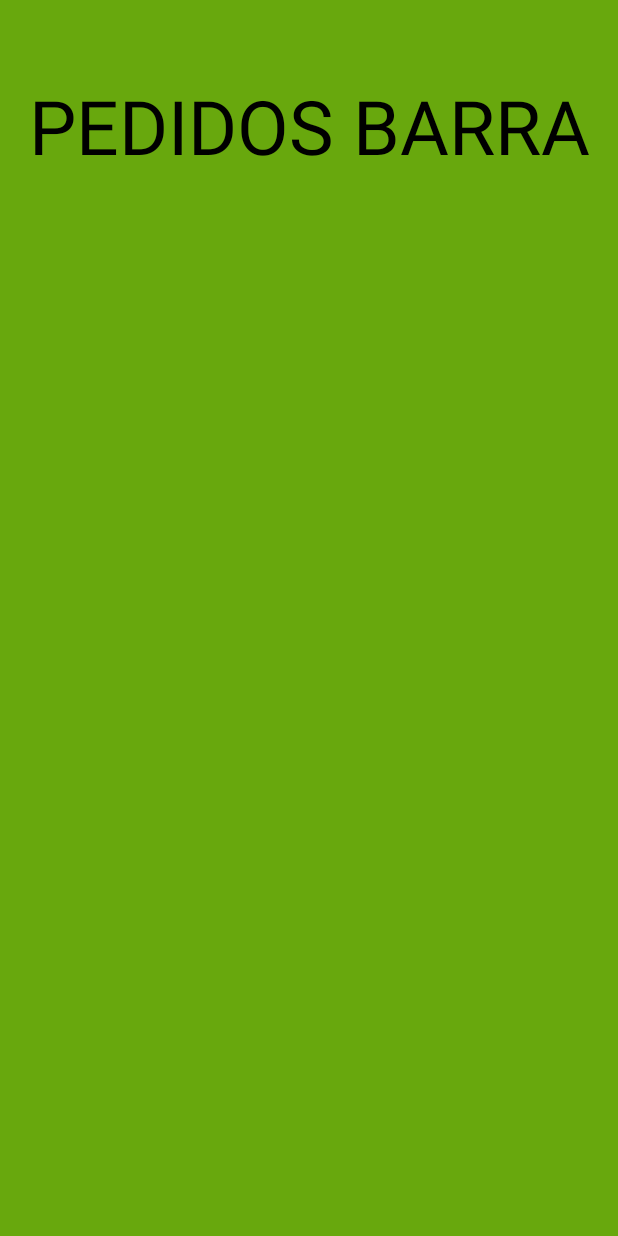
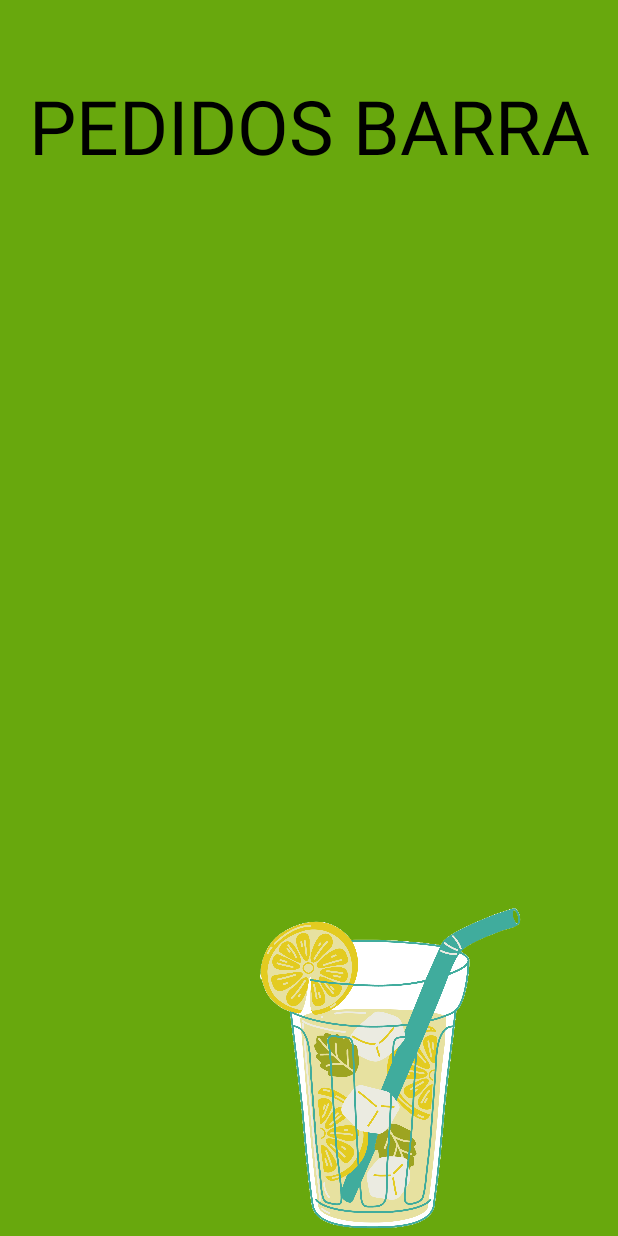
Before and after one commit to Deivis9090/VitalityFood, an Android app: the BarraActivity screen opened directly, with no data from a screen before it, on a phone screen of 412 x 824 dp. Run offline under Robolectric (Android 15) with nearby library versions, the phone set to English and light mode, and no system bars; our stand-ins replace Firebase (no records; nobody signed in at launch, a user with empty details on screens opened directly).

Commit message:
correccion bd y archivos

```diff
--- a/app/src/main/java/com/example/vitalityfood/BarraActivity.java
+++ b/app/src/main/java/com/example/vitalityfood/BarraActivity.java
@@ -1,32 +1,30 @@
 package com.example.vitalityfood;
+
+
+import static android.content.ContentValues.TAG;
 
 import android.os.Bundle;
 import android.util.Log;
-
 import androidx.annotation.NonNull;
 import androidx.appcompat.app.AppCompatActivity;
 import androidx.recyclerview.widget.LinearLayoutManager;
 import androidx.recyclerview.widget.RecyclerView;
-
-import com.google.android.gms.tasks.OnFailureListener;
-import com.google.android.gms.tasks.OnSuccessListener;
-import com.google.firebase.database.DataSnapshot;
-import com.google.firebase.database.DatabaseError;
-import com.google.firebase.database.DatabaseReference;
-import com.google.firebase.database.FirebaseDatabase;
-import com.google.firebase.database.ValueEventListener;
-import com.google.firebase.firestore.DocumentReference;
+import com.google.android.gms.tasks.OnCompleteListener;
+import com.google.android.gms.tasks.Task;
 import com.google.firebase.firestore.DocumentSnapshot;
 import com.google.firebase.firestore.FirebaseFirestore;
-
+import com.google.firebase.firestore.QuerySnapshot;
 import java.util.ArrayList;
 import java.util.List;
 
+
+
+
 public class BarraActivity extends AppCompatActivity {
-
   private RecyclerView recyclerViewPedidos;
     private PedidoAdapter pedidoAdapter;
-    private List<Pedido> orderList;
+    private List<Pedido> pedidoList;
+    private FirebaseFirestore db;
 
     @Override
     protected void onCreate(Bundle savedInstanceState) {
@@ -35,28 +33,34 @@ public class BarraActivity extends AppCompatActivity {
 
         recyclerViewPedidos = findViewById(R.id.recyclerViewPedidos);
         recyclerViewPedidos.setLayoutManager(new LinearLayoutManager(this));
-        orderList = new ArrayList<>();
-        pedidoAdapter = new PedidoAdapter(orderList);
+
+        pedidoList = new ArrayList<>();
+        pedidoAdapter = new PedidoAdapter(this, pedidoList);
         recyclerViewPedidos.setAdapter(pedidoAdapter);
 
-        FirebaseFirestore db = FirebaseFirestore.getInstance();
-        DocumentReference docRef = db.collection("orden").document("orden");
+        db = FirebaseFirestore.getInstance();
 
-        docRef.get().addOnSuccessListener(new OnSuccessListener<DocumentSnapshot>() {
+        // Accede a la colección 'orden'
+        db.collection("orden")
+                .document("01")
+                .collection("bebida")
+                .get()
+                .addOnCompleteListener(new OnCompleteListener<QuerySnapshot>() {
                     @Override
-            public void onSuccess(DocumentSnapshot documentSnapshot) {
-                if (documentSnapshot.exists()) {
-                    Pedido pedido = documentSnapshot.toObject(Pedido.class);
-                    orderList.add(pedido);
+                    public void onComplete(@NonNull Task<QuerySnapshot> task) {
+                        if (task.isSuccessful()) {
+                            for (DocumentSnapshot document : task.getResult()) {
+                                // Obtén los datos de cada documento y agrega un nuevo Pedido a la lista
+                                String nombre = document.getString("nombre");
+                                double precioUnitario = document.getDouble("precio_unitario");
+                                String status = document.getString("status");
+                                pedidoList.add(new Pedido(nombre, precioUnitario, status));
+                            }
+                            // Notifica al adaptador que los datos han cambiado
                             pedidoAdapter.notifyDataSetChanged();
                         } else {
-                    Log.d("BarraActivity", "El documento 'orden' no existe");
+                            Log.w(TAG, "Error getting documents.", task.getException());
                         }
-            }
-        }).addOnFailureListener(new OnFailureListener() {
-            @Override
-            public void onFailure(@NonNull Exception e) {
-                Log.e("BarraActivity", "Error al obtener el documento 'orden': " + e.getMessage());
                     }
                 });
     }
--- a/app/src/main/java/com/example/vitalityfood/PedidoAdapter.java
+++ b/app/src/main/java/com/example/vitalityfood/PedidoAdapter.java
@@ -1,5 +1,7 @@
 package com.example.vitalityfood;
 
+
+import android.content.Context;
 import android.view.LayoutInflater;
 import android.view.View;
 import android.view.ViewGroup;
@@ -8,44 +10,44 @@ import androidx.annotation.NonNull;
 import androidx.recyclerview.widget.RecyclerView;
 import java.util.List;
 
+public class PedidoAdapter extends RecyclerView.Adapter<PedidoAdapter.PedidoViewHolder> {
 
-public class PedidoAdapter extends RecyclerView.Adapter<PedidoAdapter.PedidoViewHolder> {
-    private List<Pedido> orderList;
+    private Context context;
+    private List<Pedido> pedidoList;
 
-    public PedidoAdapter(List<Pedido> orderList) {
-        this.orderList = orderList;
+    public PedidoAdapter(Context context, List<Pedido> pedidoList) {
+        this.context = context;
+        this.pedidoList = pedidoList;
     }
 
     @NonNull
     @Override
     public PedidoViewHolder onCreateViewHolder(@NonNull ViewGroup parent, int viewType) {
-        View view = LayoutInflater.from(parent.getContext()).inflate(R.layout.item_pedido, parent, false);
+        View view = LayoutInflater.from(context).inflate(R.layout.item_pedido, parent, false);
         return new PedidoViewHolder(view);
     }
 
     @Override
     public void onBindViewHolder(@NonNull PedidoViewHolder holder, int position) {
-        Pedido pedido = orderList.get(position);
-        holder.bind(pedido);
+        Pedido pedido = pedidoList.get(position);
+        holder.textViewNombre.setText(pedido.getNombre());
+        holder.textViewPrecio.setText(String.valueOf(pedido.getPrecio()));
+        holder.textViewStatus.setText(pedido.getStatus()); // Establecer el estado del pedido
     }
 
     @Override
     public int getItemCount() {
-        return orderList.size();
+        return pedidoList.size();
     }
 
     public static class PedidoViewHolder extends RecyclerView.ViewHolder {
-        private TextView textViewPedido;
+        TextView textViewNombre, textViewPrecio, textViewStatus;
 
         public PedidoViewHolder(@NonNull View itemView) {
             super(itemView);
-            textViewPedido = itemView.findViewById(R.id.textViewPedido);
-        }
-
-        public void bind(Pedido pedido) {
-            // Aquí configuras los datos del pedido en las vistas
-            String orderDetails = "Mesa: " + pedido.getId_mesa() + ", Status: " + pedido.getStatus();
-            textViewPedido.setText(orderDetails);
+            textViewNombre = itemView.findViewById(R.id.textViewNombre);
+            textViewPrecio = itemView.findViewById(R.id.textViewPrecio);
+            textViewStatus = itemView.findViewById(R.id.textViewStatus); // Obtener referencia del TextView del estado del pedido
         }
     }
 }
--- a/app/src/main/res/layout/barra_layout.xml
+++ b/app/src/main/res/layout/barra_layout.xml
@@ -29,4 +29,13 @@
         app:layout_constraintEnd_toEndOf="parent"
         />
 
+    <ImageView
+        android:id="@+id/imageBarra"
+        android:layout_width="300dp"
+        android:layout_height="250dp"
+        app:srcCompat="@drawable/limonadabarra"
+        app:layout_constraintBottom_toBottomOf="parent"
+        app:layout_constraintEnd_toEndOf="parent"
+        />
+
 </androidx.constraintlayout.widget.ConstraintLayout>
```
Also changed, not shown: app/src/main/java/com/example/vitalityfood/Pedido.java (+11 -48 lines), app/src/main/res/layout/item_pedido.xml (+35 -4 lines), app/src/main/res/drawable/limonadabarra.png (added). Lines whose indentation alone changed are shown as unchanged.
